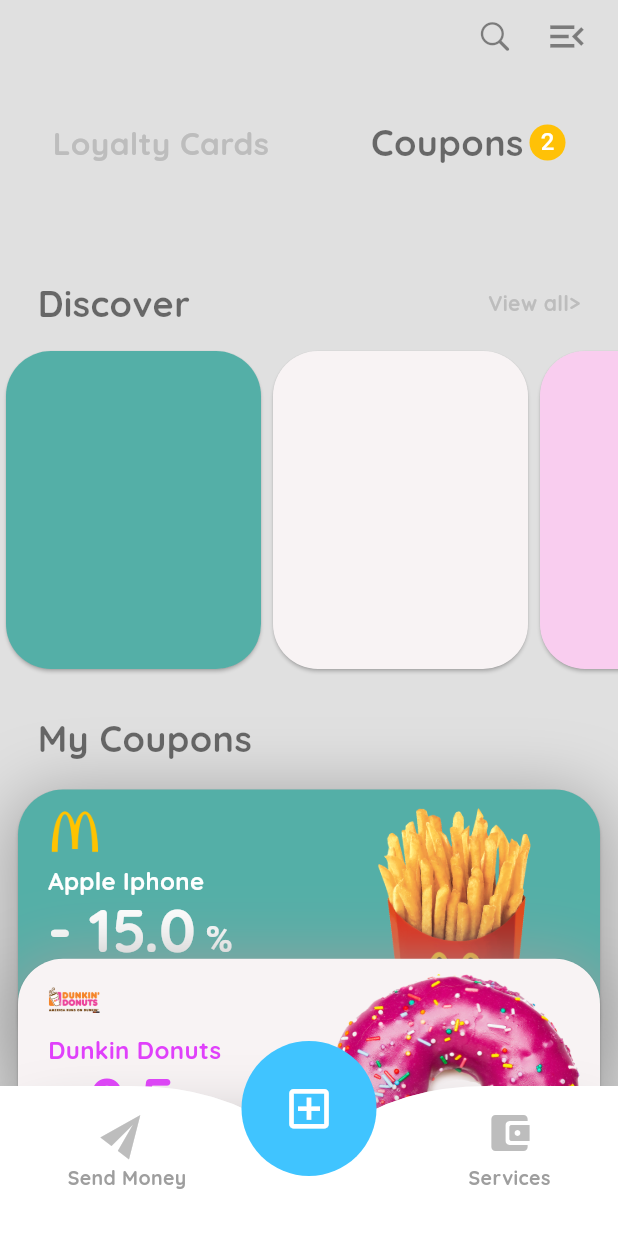
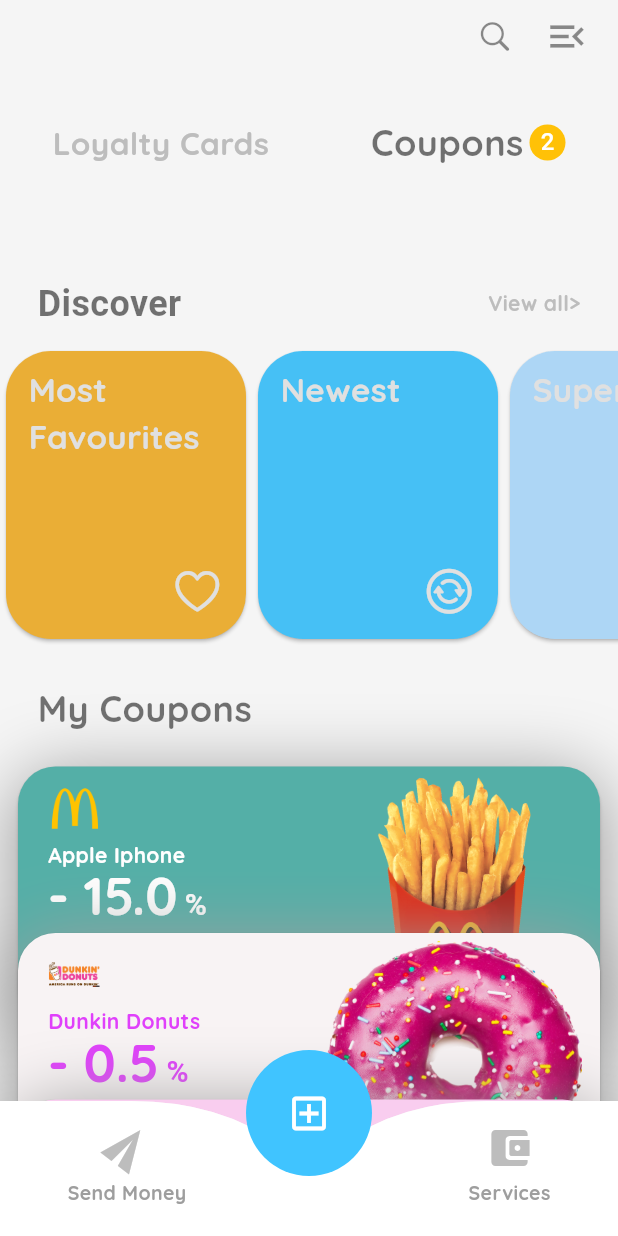
Before and after one commit to aymansainshy/flutter_animations, a Flutter app: the AnimatedListApp screen opened directly, on a phone screen of 412 x 824 dp. Run offline on Flutter 3.47's test engine with Material 2 defaults, Android fonts, the phone set to English and light mode, and no system bars; our stand-ins replace google_fonts; Roboto replaces fonts that are missing (Tajawal).

Commit message:
Add TopList Item

```diff
--- a/lib/animated_list_app/animated_list_app.dart
+++ b/lib/animated_list_app/animated_list_app.dart
@@ -20,6 +20,36 @@
     required this.priceColor,
   });
 }
+
+class TopCardModel {
+  final Color color;
+  final IconData icon;
+  final String title;
+
+  TopCardModel({
+    required this.color,
+    required this.icon,
+    required this.title,
+  });
+}
+
+final List<TopCardModel> topCard = [
+  TopCardModel(
+    color: const Color(0xffeaae36),
+    icon: CupertinoIcons.heart,
+    title: "Most Favourites",
+  ),
+  TopCardModel(
+    color: const Color(0xff46c0f5),
+    icon: CupertinoIcons.arrow_2_circlepath_circle,
+    title: "Newest",
+  ),
+  TopCardModel(
+    color: const Color(0xffadd6f5),
+    icon: CupertinoIcons.alarm,
+    title: "Supers",
+  ),
+];
 
 final List<CartModel> items = [
   CartModel(
@@ -44,14 +74,14 @@
     logo: "assets/animated_list_app/images/pizza_logo.png",
     color: const Color(0xfff9cdef),
     price: 1.25,
-    priceColor:  const Color(0xff270dd3),
+    priceColor: const Color(0xff270dd3),
   ),
   CartModel(
     title: "Apple Iphone",
     image: "assets/animated_list_app/images/adidas.png",
     logo: "assets/animated_list_app/images/adidas_logo.png",
     color: const Color(0xffffffff),
-    price: 15,
+    price: 23,
     priceColor: Colors.black87,
   ),
   CartModel(
@@ -63,11 +93,59 @@
     priceColor: Colors.white,
   ),
   CartModel(
+    title: "Pizza",
+    image: "assets/animated_list_app/images/pizza.png",
+    logo: "assets/animated_list_app/images/pizza_logo.png",
+    color: const Color(0xfff9cdef),
+    price: 1.25,
+    priceColor: const Color(0xff270dd3),
+  ),
+  CartModel(
     title: "Apple Iphone",
     image: "assets/animated_list_app/images/inphon1.png",
     logo: "assets/animated_list_app/images/apple_logo.png",
     color: const Color(0xffd8e1ef),
+    price: 13.5,
+    priceColor: const Color(0xff270dd3),
+  ),
+  CartModel(
+    title: "Mac Donalds23",
+    image: "assets/animated_list_app/images/macdonald.png",
+    logo: "assets/animated_list_app/images/macdonald_logo.png",
+    color: const Color(0xff1f1d80),
+    price: 0.04,
+    priceColor: Colors.white,
+  ),
+  CartModel(
+    title: "Dunkin Donuts",
+    image: "assets/animated_list_app/images/donuts.png",
+    logo: "assets/animated_list_app/images/dunkin_donuts.png",
+    color: const Color(0xfff8f3f4),
+    price: 0.50,
+    priceColor: Colors.purpleAccent,
+  ),
+  CartModel(
+    title: "Pizza",
+    image: "assets/animated_list_app/images/pizza.png",
+    logo: "assets/animated_list_app/images/pizza_logo.png",
+    color: const Color(0xfff9cdef),
+    price: 1.25,
+    priceColor: const Color(0xff270dd3),
+  ),
+  CartModel(
+    title: "Apple Iphone",
+    image: "assets/animated_list_app/images/ps_5.png",
+    logo: "assets/animated_list_app/images/ps5.png",
+    color: Colors.black26,
     price: 15,
+    priceColor: Colors.white,
+  ),
+  CartModel(
+    title: "Play Station 5",
+    image: "assets/animated_list_app/images/ps_5.png",
+    logo: "assets/animated_list_app/images/ps5.png",
+    color: const Color(0xffefe2f1),
+    price: 33.5,
     priceColor: const Color(0xff270dd3),
   ),
   CartModel(
@@ -80,18 +158,18 @@
   ),
   CartModel(
     title: "Apple Iphone",
-    image: "assets/animated_list_app/images/inphon1.png",
-    logo: "assets/animated_list_app/images/apple_logo.png",
-    color: const Color(0xffefe2f1),
-    price: 15,
-    priceColor: const Color(0xff270dd3),
+    image: "assets/animated_list_app/images/adidas.png",
+    logo: "assets/animated_list_app/images/adidas_logo.png",
+    color: const Color(0xffffffff),
+    price: 23,
+    priceColor: Colors.black87,
   ),
   CartModel(
-    title: "Apple Iphone",
-    image: "assets/animated_list_app/images/inphon1.png",
-    logo: "assets/animated_list_app/images/apple_logo.png",
+    title: "Mac Donalds23",
+    image: "assets/animated_list_app/images/macdonald.png",
+    logo: "assets/animated_list_app/images/macdonald_logo.png",
     color: const Color(0xff1f1d80),
-    price: 15,
+    price: 0.04,
     priceColor: Colors.white,
   ),
 ];
@@ -147,7 +225,7 @@
     ////////////////////////////////////////////////
 
     return Scaffold(
-      backgroundColor: Colors.grey.shade300,
+      backgroundColor: Colors.grey.shade100,
       appBar: const CustomAppBar(),
       body: Stack(
         alignment: AlignmentDirectional.bottomCenter,
@@ -165,7 +243,7 @@
                   child: SizedBox(
                     // color: Colors.amber,
                     width: MediaQuery.sizeOf(context).width,
-                    height: 290,
+                    height: 270,
                     child: Column(
                       children: [
                         SizedBox(
@@ -178,7 +256,7 @@
                               children: [
                                 Text(
                                   "Discover",
-                                  style: GoogleFonts.quicksand().copyWith(
+                                  style: GoogleFonts.tajawal().copyWith(
                                     color: Colors.black54,
                                     fontSize: 24,
                                     fontWeight: FontWeight.bold,
@@ -196,10 +274,10 @@
                           ),
                         ),
                         SizedBox(
-                          height: 220,
+                          height: 200,
                           child: ListView.builder(
                             scrollDirection: Axis.horizontal,
-                            itemCount: items.length,
+                            itemCount: topCard.length,
                             itemBuilder: (context, index) {
                               return
                                   // Transform(
@@ -212,9 +290,44 @@
                                     Radius.circular(30),
                                   ),
                                 ),
-                                color: items[index].color,
-                                child: const SizedBox(
-                                  width: 170,
+                                color: topCard[index].color,
+                                child: SizedBox(
+                                  width: 160,
+                                  child: Padding(
+                                    padding: const EdgeInsets.only(
+                                      left: 15,
+                                      top: 10.0,
+                                      right: 15,
+                                      bottom: 15,
+                                    ),
+                                    child: Column(
+                                      crossAxisAlignment:
+                                          CrossAxisAlignment.start,
+                                      mainAxisAlignment:
+                                          MainAxisAlignment.spaceBetween,
+                                      children: [
+                                        Text(
+                                          topCard[index].title,
+                                          style:
+                                              GoogleFonts.quicksand().copyWith(
+                                            color: Colors.grey.shade300,
+                                            fontSize: 22,
+                                            fontWeight: FontWeight.bold,
+                                          ),
+                                        ),
+                                        Row(
+                                          children: [
+                                            const Spacer(),
+                                            Icon(
+                                              topCard[index].icon,
+                                              color: Colors.grey.shade300,
+                                              size: 35,
+                                            ),
+                                          ],
+                                        )
+                                      ],
+                                    ),
+                                  ),
                                 ),
                                 // ),
                               );
@@ -237,10 +350,10 @@
                     final cartItem = items[index];
 
                     // The first item position offset in every scroll is always = 0;
-                    final itemPositionOffset = index * itemHeight / 1.4;
+                    final itemPositionOffset = index * itemHeight / 1.42;
                     final difference =
                         _scrollController.offset - itemPositionOffset;
-                    final percent = 1.5 - (difference / (itemHeight / 1.2));
+                    final percent = 1.2 - (difference / (itemHeight / 1.2));
 
                     double opacity = percent;
                     // Opacity accept value from 0.0 - 1.0 and Percent can go up to 1.0
@@ -248,8 +361,8 @@
                     if (opacity > 1.0) opacity = 1.0;
                     if (opacity < 0.0) opacity = 0.0;
 
-                    double scale = percent;
-                    if (percent > 1.0) scale = 1.0;
+                    // double scale = percent;
+                    // if (percent > 1.0) scale = 1.0;
 
                     // if (index == 0) {
                     //   print('Index: $index');
@@ -260,14 +373,16 @@
                     //   print('Percent : $percent');
                     // }
 
-                    return Align(
+                    return Padding(
+                      padding: const EdgeInsets.only(top: 3.0),
+                      child: Align(
                         // Align With heightFactor give up the feel of indexedStack
                         heightFactor: 0.6,
                         child: Opacity(
                           opacity: opacity,
-                        child: Transform(
-                          alignment: Alignment.center,
-                          transform: Matrix4.identity()..scale(scale, 1.0),
+                          // child: Transform(
+                          //   alignment: Alignment.center,
+                          //   transform: Matrix4.identity()..scale(scale, 1.0),
                           child: GestureDetector(
                             onTap: () {
                               Navigator.of(context).push(
@@ -307,10 +422,12 @@
                                 child: CartItem(
                                   cart: cartItem,
                                   itemHeight: itemHeight,
+                                  scale: opacity,
                                 ),
                               ),
                             ),
                           ),
+                          // ),
                         ),
                       ),
                     );
@@ -323,7 +440,7 @@
           ClipPath(
             clipper: MyCustomClipper(),
             child: Container(
-              height: 100,
+              height: 90,
               decoration: BoxDecoration(
                 color: Colors.white,
                 boxShadow: [
@@ -387,12 +504,12 @@
           Transform.translate(
             offset: const Offset(0, -40),
             child: const CircleAvatar(
-              radius: 45,
+              radius: 42,
               backgroundColor: Colors.lightBlueAccent,
               child: Icon(
                 Icons.add_box_outlined,
                 color: Colors.white,
-                size: 35,
+                size: 30,
               ),
             ),
           )
@@ -410,52 +527,67 @@
 }
 
 class CartItem extends StatelessWidget {
-  const CartItem({required this.cart, required this.itemHeight, super.key});
+  const CartItem({
+    required this.cart,
+    required this.itemHeight,
+    required this.scale,
+    super.key,
+  });
 
   final CartModel cart;
   final double itemHeight;
 
+  final double scale;
+
   @override
   Widget build(BuildContext context) {
-    return Card(
+    print("Scale : ${20 * scale}");
+
+    return SizedBox(
+      height: itemHeight,
+      width: MediaQuery.sizeOf(context).width * (scale + 0.1),
+      child: Card(
+        key: Key(cart.image),
         // elevation: 20,
         // surfaceTintColor: Colors.red,
         shape: const RoundedRectangleBorder(
-        borderRadius: BorderRadius.all(Radius.circular(30)),
+          borderRadius: BorderRadius.all(Radius.circular(25)),
         ),
         color: cart.color,
         child: SizedBox(
-          height: itemHeight,
+            height: itemHeight * scale,
             child: Row(
               mainAxisAlignment: MainAxisAlignment.spaceBetween,
+              crossAxisAlignment: CrossAxisAlignment.start,
               children: [
                 Expanded(
                   child: Padding(
-                  padding: const EdgeInsets.only(left: 20.0, top: 10.0),
+                    padding:
+                        EdgeInsets.only(left: 20.0 * scale, top: 10.0 * scale),
                     child: Column(
                       crossAxisAlignment: CrossAxisAlignment.start,
                       children: [
                         SizedBox(
-                        height: 35,
-                        width: 35,
+                          height: 35 * scale,
+                          width: 35 * scale,
                           child: Image.asset(cart.logo),
                         ),
-                      const SizedBox(height: 5),
+                        SizedBox(height: 4 * scale),
                         Text(
                           cart.title,
                           style: GoogleFonts.quicksand().copyWith(
-                          fontSize: 16,
+                            fontSize: 14 * scale,
                             color: cart.priceColor,
                             fontWeight: FontWeight.bold,
                           ),
                         ),
                         Transform.translate(
-                        offset: const Offset(0.0, -5.0),
+                          offset: Offset(0.0, -5.0 * scale),
                           child: RichText(
                             text: TextSpan(
                               text: "- ${cart.price.toString()}",
                               style: GoogleFonts.quicksand().copyWith(
-                              fontSize: 40,
+                                fontSize: 35 * scale,
                                 color: cart.priceColor,
                                 fontWeight: FontWeight.bold,
                               ),
@@ -464,7 +596,7 @@
                                   text: ' %',
                                   style: TextStyle(
                                     color: cart.priceColor,
-                                  fontSize: 25,
+                                    fontSize: 20 * scale,
                                   ),
                                 ),
                               ],
@@ -486,6 +618,7 @@
                 ),
               ],
             )),
+      ),
     );
   }
 }
@@ -628,14 +761,13 @@
   Path getClip(Size size) {
     Path path = Path();
 
-    path.moveTo(0, size.height - 100);
+    path.moveTo(0, size.height - 90);
 
     path.lineTo((size.width / 3) - 50, 0);
 
     path.quadraticBezierTo((size.width / 3) + 10, 0, (size.width / 3) + 50, 30);
     path.quadraticBezierTo((size.width / 2), 50, (size.width / 2) + 20, 30);
-    path.quadraticBezierTo(size.width - (size.width / 2) + 60, 0,
-        size.width - (size.width / 3) + 50, 0);
+    path.quadraticBezierTo(size.width - (size.width / 2) + 60, 0, size.width - (size.width / 3) + 50, 0);
 
     path.lineTo(size.width, 0);
     path.lineTo(size.width, size.height);
```
Lines whose indentation alone changed are shown as unchanged.
